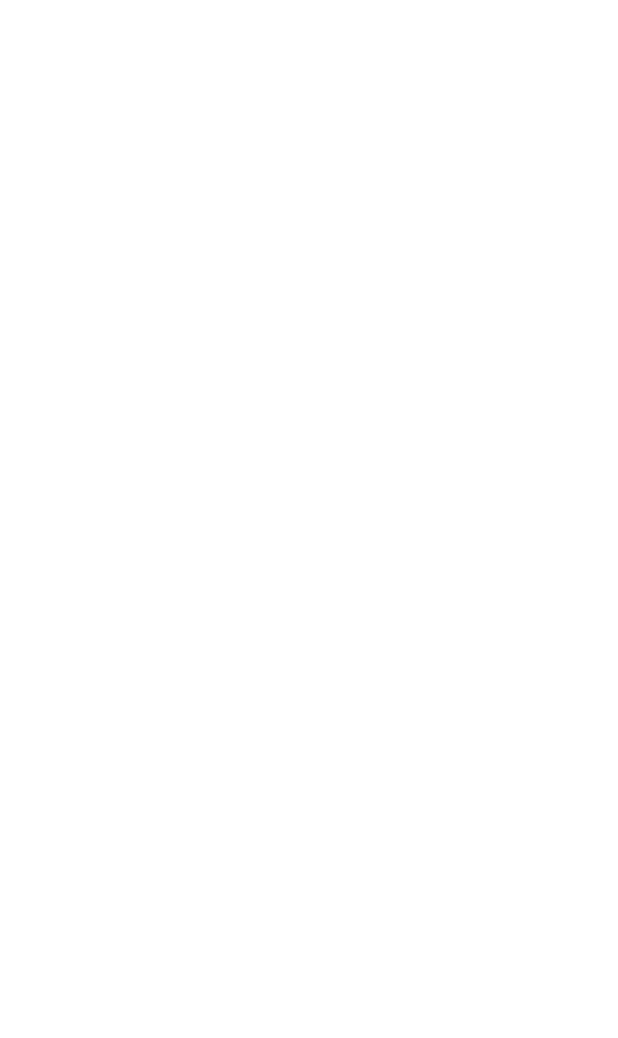
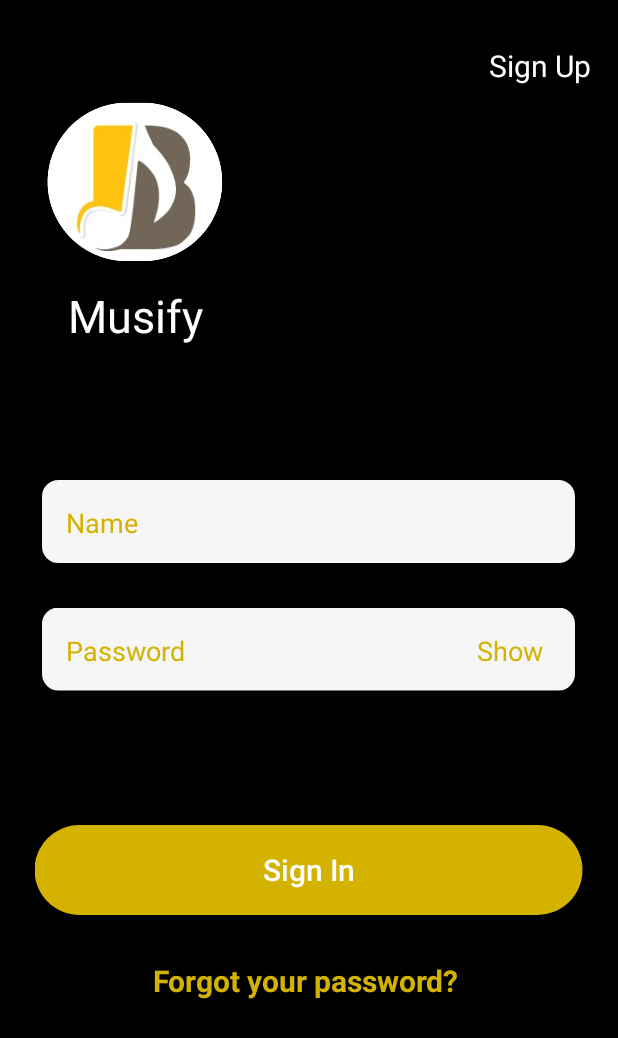
Before and after one commit to AdeebaKhani190626/SMD-Assignment-01, an Android app: the MainActivityScreen3 screen opened directly, with no data from a screen before it, on a phone screen of 412 x 824 dp. Before the commit the part shown is empty. Shown: the top 1038 px of the screen. Run offline under Robolectric (Android 15) with nearby library versions, the light colour scheme and no system bars.

Commit message:
Screen-3

```diff
--- a/app/src/main/AndroidManifest.xml
+++ b/app/src/main/AndroidManifest.xml
@@ -13,6 +13,9 @@
         android:supportsRtl="true"
         android:theme="@style/Theme.I190626"
         tools:targetApi="31">
+        <activity
+            android:name=".MainActivityScreen4"
+            android:exported="false" />
         <activity
             android:name=".MainActivityScreen3"
             android:exported="false" />
--- a/app/src/main/java/com/adeebakhan/i190626/MainActivityScreen3.java
+++ b/app/src/main/java/com/adeebakhan/i190626/MainActivityScreen3.java
@@ -2,7 +2,11 @@ package com.adeebakhan.i190626;
 
 import androidx.appcompat.app.AppCompatActivity;
 
+import android.content.Intent;
 import android.os.Bundle;
+import android.os.Handler;
+import android.view.View;
+import android.widget.Button;
 
 public class MainActivityScreen3 extends AppCompatActivity {
 
@@ -10,5 +14,31 @@ public class MainActivityScreen3 extends AppCompatActivity {
     protected void onCreate(Bundle savedInstanceState) {
         super.onCreate(savedInstanceState);
         setContentView(R.layout.activity_main_screen3);
+
+        final Button button = findViewById(R.id.signup);
+        button.setOnClickListener(new View.OnClickListener() {
+            public void onClick(View v) {
+                Intent intent = new Intent(MainActivityScreen3.this, MainActivityScreen2.class);
+                new Handler().postDelayed(new Runnable() {
+                    @Override
+                    public void run() {
+                        startActivity(intent);
+                    }
+                },1000);
+            }
+        });
+
+        final Button buttonSignin = findViewById(R.id.signin);
+        buttonSignin.setOnClickListener(new View.OnClickListener() {
+            public void onClick(View v) {
+                Intent intent = new Intent(MainActivityScreen3.this, MainActivityScreen4.class);
+                new Handler().postDelayed(new Runnable() {
+                    @Override
+                    public void run() {
+                        startActivity(intent);
+                    }
+                },1000);
+            }
+        });
     }
 }
--- /dev/null
+++ b/app/src/main/java/com/adeebakhan/i190626/MainActivityScreen4.java
@@ -0,0 +1,14 @@
+package com.adeebakhan.i190626;
+
+import androidx.appcompat.app.AppCompatActivity;
+
+import android.os.Bundle;
+
+public class MainActivityScreen4 extends AppCompatActivity {
+
+    @Override
+    protected void onCreate(Bundle savedInstanceState) {
+        super.onCreate(savedInstanceState);
+        setContentView(R.layout.activity_main_screen4);
+    }
+}
--- a/app/src/main/res/layout/activity_main_screen2.xml
+++ b/app/src/main/res/layout/activity_main_screen2.xml
@@ -171,7 +171,7 @@
         android:layout_width="365dp"
         android:layout_height="60dp"
         android:background="@drawable/button_rounded"
-        android:text="Sign In"
+        android:text="Sign Up"
         android:textAllCaps="false"
         android:textColor="#FFFFFF"
         android:textSize="20sp"
--- a/app/src/main/res/layout/activity_main_screen3.xml
+++ b/app/src/main/res/layout/activity_main_screen3.xml
@@ -1,9 +1,125 @@
 <?xml version="1.0" encoding="utf-8"?>
-<androidx.constraintlayout.widget.ConstraintLayout xmlns:android="http://schemas.android.com/apk/res/android"
+<RelativeLayout
+    xmlns:android="http://schemas.android.com/apk/res/android"
     xmlns:app="http://schemas.android.com/apk/res-auto"
     xmlns:tools="http://schemas.android.com/tools"
     android:layout_width="match_parent"
     android:layout_height="match_parent"
-    tools:context=".MainActivityScreen3">
+    tools:context=".MainActivityScreen3"
+    android:orientation="vertical"
+    android:background="@color/black">
 
-</androidx.constraintlayout.widget.ConstraintLayout>
+    <!-- Logo   -->
+    <ImageView
+        android:id="@+id/musifyLogoUpdated"
+        android:layout_width="140dp"
+        android:layout_height="120dp"
+        android:src="@drawable/logo_updated"
+        android:translationX="20dp"
+        android:translationY="60dp"></ImageView>
+
+    <!-- Sign In   -->
+    <Button
+        android:id="@+id/signup"
+        android:layout_width="wrap_content"
+        android:layout_height="wrap_content"
+        android:backgroundTint="@color/black"
+        android:text="Sign Up"
+        android:textAppearance="@style/TextAppearance.AppCompat.Body1"
+        android:textSize="20sp"
+        android:translationX="310dp"
+        android:translationY="20dp"></Button>
+
+    <!-- Logo Name   -->
+    <TextView
+        android:id="@+id/textView"
+        android:layout_width="wrap_content"
+        android:layout_height="wrap_content"
+        android:text="Musify"
+        android:textAppearance="@style/TextAppearance.AppCompat.Large"
+        android:textColor="#FFFFFF"
+        android:textSize="30sp"
+        android:translationX="45dp"
+        android:translationY="190dp" />
+
+    <!-- First Entry -->
+    <View
+        android:id="@+id/myRectangleView"
+        android:layout_width="355dp"
+        android:layout_height="55dp"
+        android:background="@drawable/rectangle_rounded"
+        android:translationX="28dp"
+        android:translationY="320dp"></View>
+    <EditText
+        android:id="@+id/input_name"
+        android:layout_height="wrap_content"
+        android:layout_width="wrap_content"
+        android:inputType="text"
+        android:translationX="34dp"
+        android:translationY="320dp"
+        android:text="Name"
+        android:layout_margin="6dp"
+        android:textColor="#d4b300"
+        android:backgroundTint="#f6f6f6"/>
+
+    <!-- Third Entry -->
+    <View
+        android:id="@+id/myRectangleView3"
+        android:layout_width="355dp"
+        android:layout_height="55dp"
+        android:translationX="28dp"
+        android:translationY="405dp"
+        android:background="@drawable/rectangle_rounded">
+    </View>
+    <EditText
+        android:id="@+id/input_pass"
+        android:layout_height="wrap_content"
+        android:layout_width="wrap_content"
+        android:inputType="text"
+        android:translationX="34dp"
+        android:translationY="405dp"
+        android:text="Password"
+        android:layout_margin="6dp"
+        android:textColor="#d4b300"
+        android:backgroundTint="#f6f6f6"/>
+
+    <!--  Show Pass  -->
+    <TextView
+        android:id="@+id/showpass"
+        android:layout_width="wrap_content"
+        android:layout_height="wrap_content"
+        android:backgroundTint="#f6f6f6"
+        android:text="Show"
+        android:textColor="#d4b300"
+        android:textSize="18sp"
+        android:layout_margin="18dp"
+        android:translationX="300dp"
+        android:translationY="403dp"
+        android:textAppearance="@style/TextAppearance.AppCompat.Body1"></TextView>
+
+    <androidx.appcompat.widget.AppCompatButton
+        android:id="@+id/signin"
+        android:layout_width="365dp"
+        android:layout_height="60dp"
+        android:background="@drawable/button_rounded"
+        android:text="Sign In"
+        android:textAllCaps="false"
+        android:textColor="#FFFFFF"
+        android:textSize="20sp"
+        android:translationX="23dp"
+        android:translationY="550dp"></androidx.appcompat.widget.AppCompatButton>
+
+    <Button
+        android:id="@+id/fogotpass"
+        android:layout_width="wrap_content"
+        android:layout_height="wrap_content"
+        android:backgroundTint="@color/black"
+        android:text="Forgot your password?"
+        android:textStyle="bold"
+        android:textAppearance="@style/TextAppearance.AppCompat.Body1"
+        android:textSize="20sp"
+        android:textColor="#d4b300"
+        android:translationX="85dp"
+        android:translationY="630dp"></Button>
+
+</RelativeLayout>
--- /dev/null
+++ b/app/src/main/res/layout/activity_main_screen4.xml
@@ -0,0 +1,9 @@
+<?xml version="1.0" encoding="utf-8"?>
+<androidx.constraintlayout.widget.ConstraintLayout xmlns:android="http://schemas.android.com/apk/res/android"
+    xmlns:app="http://schemas.android.com/apk/res-auto"
+    xmlns:tools="http://schemas.android.com/tools"
+    android:layout_width="match_parent"
+    android:layout_height="match_parent"
+    tools:context=".MainActivityScreen4">
+
+</androidx.constraintlayout.widget.ConstraintLayout>
```
